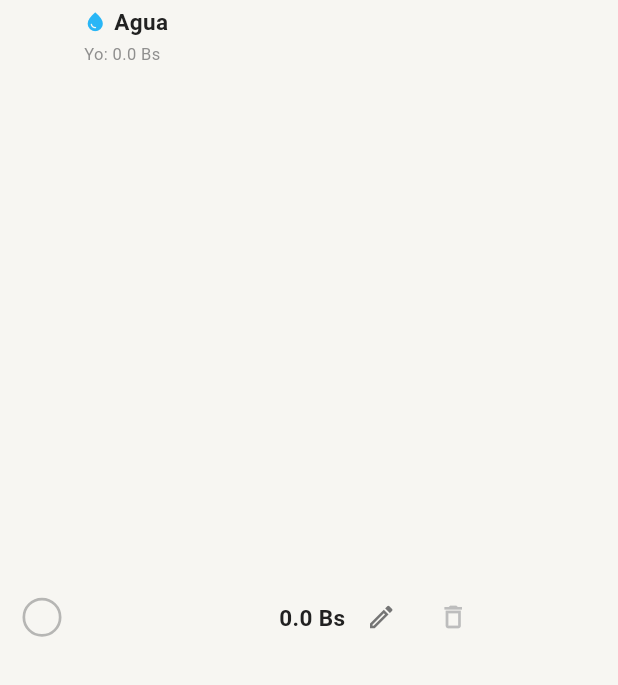
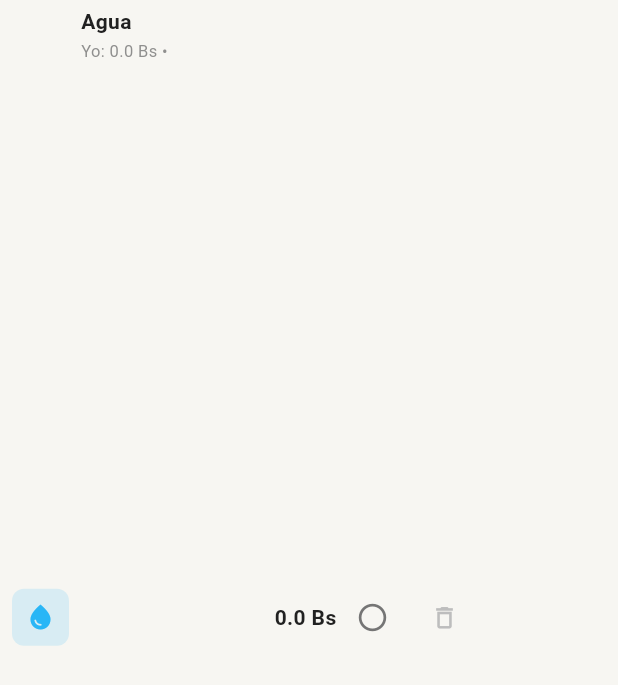
Before and after one commit to Alejandro-Gerard-Sejas-Jiemenez/service_basic, a Flutter app: the BillItem widget shown alone on an empty page, opened directly with empty values, on a phone screen of 412 x 824 dp. Shown: the top 685 px of the screen. Run offline on Flutter 3.47's test engine with Material 3 defaults, Android fonts, the phone set to English and light mode, and no system bars; our stand-ins replace shared_preferences; accounts and stored records are empty.

Commit message:
refactor: clean month header and simplify bill item

```diff
--- a/lib/ui/features/home/views/widgets/bill_item.dart
+++ b/lib/ui/features/home/views/widgets/bill_item.dart
@@ -4,7 +4,6 @@ import 'package:basic_service/domain/models/service_type.dart';
 import 'package:basic_service/ui/core/colors.dart';
 import 'package:basic_service/ui/core/sizes.dart';
 import 'package:basic_service/ui/core/strings.dart';
-import 'package:basic_service/ui/core/widgets/payment_circle.dart';
 
 // ─────────────────────────────────────────────────────────────────────────────
 // Extracted widget: ítem individual de factura en la lista mensual
@@ -39,62 +38,58 @@ class BillItem extends StatelessWidget {
 
     final splitsDetail = bill.splits
         .map((s) => '${s.name}: ${s.assignedAmount.toStringAsFixed(1)} Bs')
-        .join('\n');
+        .join(' • ');
     final detailText =
-        'Yo: ${bill.ownerAmount.toStringAsFixed(1)} Bs\n$splitsDetail';
+        'Yo: ${bill.ownerAmount.toStringAsFixed(1)} Bs • $splitsDetail';
 
     return Container(
-      padding: const EdgeInsets.symmetric(
-        horizontal: AppSpacing.xs,
-        vertical: AppSpacing.xs,
-      ),
       decoration: const BoxDecoration(
         border: Border(bottom: BorderSide(color: Color(0xFFF0F0F0), width: 1)),
+      ),
+      child: Material(
+        color: Colors.transparent,
+        child: InkWell(
+          key: Key('edit_bill_${bill.id}'),
+          onTap: onEdit,
+          borderRadius: BorderRadius.circular(AppRadius.sm),
+          child: Padding(
+            padding: const EdgeInsets.symmetric(
+              horizontal: AppSpacing.sm,
+              vertical: AppSpacing.xs,
             ),
             child: Row(
               crossAxisAlignment: CrossAxisAlignment.center,
               children: [
-          // Toggle de pago — skill: "Ensure 48×48 dp touch targets" & "Accessibility: Include Semantics"
-          Semantics(
-            button: true,
-            label:
-                '${bill.type.displayName}, ${bill.isPaid ? "marcado como pagado" : "pendiente de pago"}, ${bill.totalAmount.toStringAsFixed(1)} Bolivianos. Toca para cambiar estado.',
-            child: GestureDetector(
-              key: Key('toggle_payment_${bill.id}'),
-              onTap: onTogglePayment,
-              child: SizedBox(
-                width: 48,
-                height: 48,
-                child: Center(
-                  child: PaymentCircle(isPaid: bill.isPaid, size: 26),
+                // Ícono temático del servicio en badge redondeado
+                Container(
+                  width: 38,
+                  height: 38,
+                  decoration: BoxDecoration(
+                    color: iconColor.withValues(
+                      alpha: bill.isPaid ? 0.08 : 0.15,
+                    ),
+                    borderRadius: BorderRadius.circular(AppRadius.sm),
+                  ),
+                  child: Icon(
+                    iconData,
+                    size: 20,
+                    color: iconColor.withValues(
+                      alpha: bill.isPaid ? 0.45 : 1.0,
                     ),
                   ),
                 ),
-          ),
-          const SizedBox(width: AppSpacing.xs),
+                const SizedBox(width: AppSpacing.sm),
 
-          // Nombre del servicio con ícono al mismo nivel + detalle abajo
+                // Nombre del servicio + desglose
                 Expanded(
                   child: Column(
                     crossAxisAlignment: CrossAxisAlignment.start,
                     children: [
-                Row(
-                  crossAxisAlignment: CrossAxisAlignment.center,
-                  children: [
-                    Icon(
-                      iconData,
-                      color: iconColor.withValues(
-                        alpha: bill.isPaid ? 0.4 : 1.0,
-                      ),
-                      size: 15,
-                    ),
-                    const SizedBox(width: 5),
-                    Expanded(
-                      child: Text(
+                      Text(
                         bill.type.displayName,
                         overflow: TextOverflow.ellipsis,
                         style: TextStyle(
-                          fontSize: 15,
+                          fontSize: 14,
                           fontWeight: FontWeight.w600,
                           color: bill.isPaid
                               ? AppColors.textSecondary.withValues(alpha: 0.6)
@@ -104,16 +99,13 @@ class BillItem extends StatelessWidget {
                               : TextDecoration.none,
                         ),
                       ),
-                    ),
-                  ],
-                ),
-                const SizedBox(height: 3),
+                      const SizedBox(height: 2),
                       Text(
                         detailText,
+                        overflow: TextOverflow.ellipsis,
                         style: TextStyle(
                           fontSize: 11,
                           color: AppColors.textSecondary.withValues(alpha: 0.8),
-                    height: 1.5,
                         ),
                       ),
                     ],
@@ -130,7 +122,7 @@ class BillItem extends StatelessWidget {
                     child: Text(
                       '${bill.totalAmount.toStringAsFixed(1)} Bs',
                       style: TextStyle(
-                  fontSize: 15,
+                        fontSize: 14,
                         fontWeight: FontWeight.bold,
                         color: bill.isPaid
                             ? AppColors.textSecondary.withValues(alpha: 0.5)
@@ -143,24 +135,34 @@ class BillItem extends StatelessWidget {
                   ),
                 ),
 
-          // Botón editar — skill: "Ensure 48×48 dp touch targets" & "Accessibility: Include Semantics"
+                // Toggle de estado de pago accesible
                 Semantics(
                   button: true,
-            label: 'Editar factura de ${bill.type.displayName}',
+                  label:
+                      '${bill.type.displayName}, ${bill.isPaid ? "marcado como pagado" : "pendiente de pago"}, ${bill.totalAmount.toStringAsFixed(1)} Bolivianos. Toca para cambiar estado.',
                   child: IconButton(
-              key: Key('edit_bill_${bill.id}'),
-              tooltip: 'Editar',
+                    key: Key('toggle_payment_${bill.id}'),
+                    tooltip: bill.isPaid
+                        ? 'Marcar como pendiente'
+                        : 'Marcar como pagado',
                     icon: Icon(
-                Icons.edit_outlined,
-                size: 20,
-                color: Colors.grey.shade600,
+                      bill.isPaid
+                          ? Icons.check_circle_rounded
+                          : Icons.radio_button_unchecked,
+                      size: 22,
+                      color: bill.isPaid
+                          ? const Color(0xFF10B981)
+                          : AppColors.textSecondary,
                     ),
-              onPressed: onEdit,
-              constraints: const BoxConstraints(minWidth: 48, minHeight: 48),
+                    onPressed: onTogglePayment,
+                    constraints: const BoxConstraints(
+                      minWidth: 44,
+                      minHeight: 44,
+                    ),
                   ),
                 ),
 
-          // Botón eliminar — skill: "Ensure 48×48 dp touch targets" & "Accessibility: Include Semantics"
+                // Botón eliminar
                 Semantics(
                   button: true,
                   label: 'Eliminar factura de ${bill.type.displayName}',
@@ -169,15 +171,21 @@ class BillItem extends StatelessWidget {
                     tooltip: AppStrings.delete,
                     icon: Icon(
                       Icons.delete_outline,
-                size: 20,
+                      size: 19,
                       color: Colors.grey.shade400,
                     ),
                     onPressed: onDelete,
-              constraints: const BoxConstraints(minWidth: 48, minHeight: 48),
+                    constraints: const BoxConstraints(
+                      minWidth: 44,
+                      minHeight: 44,
+                    ),
                   ),
                 ),
               ],
             ),
+          ),
+        ),
+      ),
     );
   }
 }
```
Also changed, not shown: lib/ui/features/home/views/widgets/monthly_group_card.dart (+9 -48 lines), 2 other files. Lines whose indentation alone changed are shown as unchanged.
